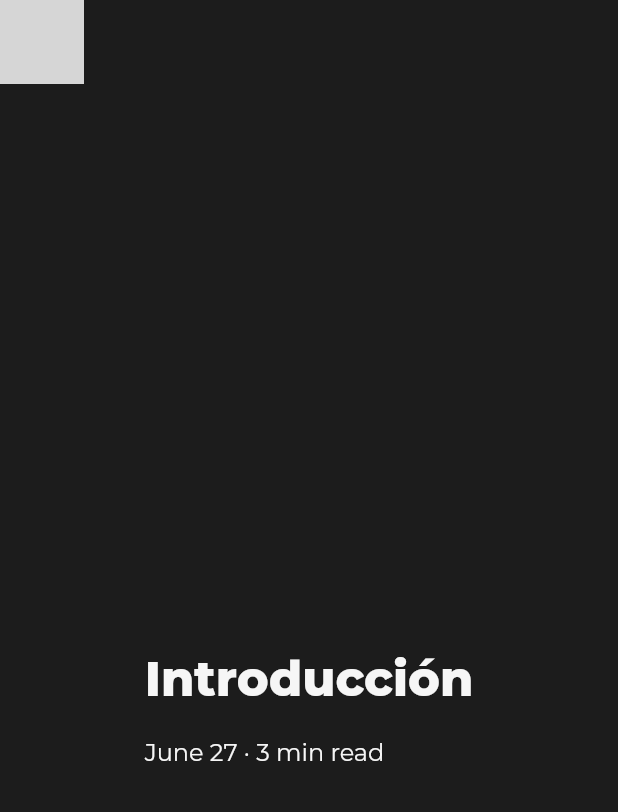
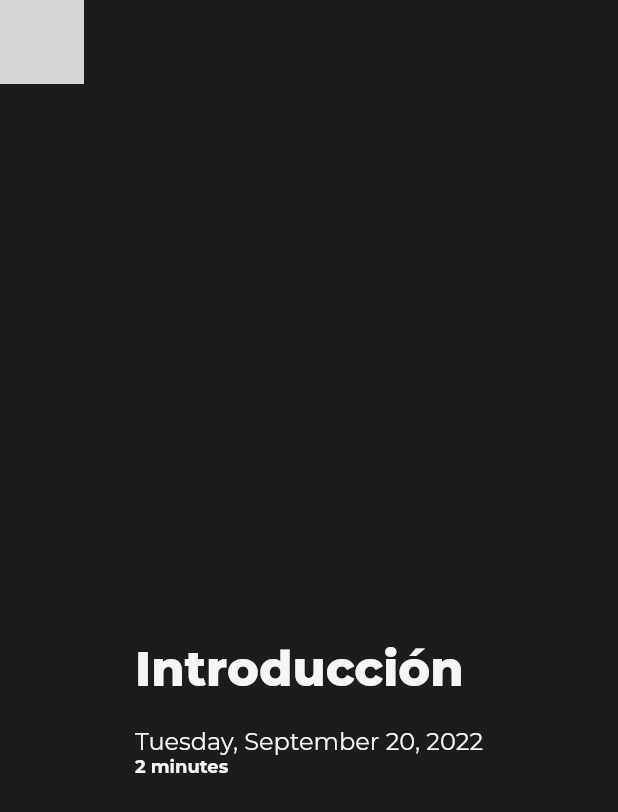
Before and after one commit to themonkslab/the_monsklab_web, a Flutter app: the Article screen opened directly with empty values, on a phone screen of 412 x 824 dp. Shown: the top 812 px of the screen. Run offline on Flutter 3.47's test engine with Material 2 defaults, Android fonts, the phone set to English and light mode, and no system bars; our stand-ins replace beamer, flutter_markdown, flutter_svg, google_fonts; grey boxes are pictures that could not be loaded.

Commit message:
add package Intl, fix hardcoded ArticleHeader

```diff
--- a/lib/src/constants/courses/limitless.dart
+++ b/lib/src/constants/courses/limitless.dart
@@ -21,6 +21,7 @@ final limitless = AppCourse(
           description: '',
           author: const AppAuthor(name: 'Mau Di Bert', picture: ''),
           published: DateTime.now(),
+          readingTime: '2 minutes',
           content: '''
 # Introducción
 
@@ -48,6 +49,7 @@ La misión de este libro es concederte ese deseo.
               'Ilimitado: el acto o proceso de dejar de lado las percepciones inexactas y restrictivas del potencial de uno y abrazar la realidad de que, con la mentalidad, la motivación y los métodos correctos, no hay limitaciones.',
           author: const AppAuthor(name: 'Mau Di Bert', picture: ''),
           published: DateTime.now(),
+          readingTime: '2 minutes',
           content: '''
 # Convertirse en ilimitado
 
@@ -80,6 +82,7 @@ Te ayudaré a volverte ilimitado a tu manera, dentro del marco de las tres área
               'Todos tenemos superpoderes increíbles que esperan ser despertados. Pero esos superpoderes tiene enemigos.',
           author: const AppAuthor(name: 'Mau Di Bert', picture: ''),
           published: DateTime.now(),
+          readingTime: '2 minutes',
           content: '''
 # Por qué esto importa ahora
 
@@ -125,6 +128,7 @@ Me encanta el lado luminoso de la tecnología pero como cualquier herramienta, n
               'Naciste con la última tecnología, la mayor superpotencia.',
           author: const AppAuthor(name: 'Mau Di Bert', picture: ''),
           published: DateTime.now(),
+          readingTime: '2 minutes',
           content: '''
 # Tu cerebro ilimitado
 
@@ -168,6 +172,7 @@ Todo lo que tenemos que hacer es __actualizar tu cerebro__ y __una de mis formas
               'Aquí hay algunas recomendaciones sobre cómo aprovechar al máximo este y cada libro que leas',
           author: const AppAuthor(name: 'Mau Di Bert', picture: ''),
           published: DateTime.now(),
+          readingTime: '2 minutes',
           content: '''
 # Cómo leer y recordar este (y cualquier otro) libro
 
@@ -257,6 +262,7 @@ En lugar de leer pasivamente, considera estas preguntas a medida que asimiles lo
               'Mentalidad:Las creencias, actitudes y suposiciones profundamente arraigadas que creamos sobre quiénes somos, cómo funciona el mundo, de qué somos capaces, qué merecemos y qué es posible.',
           author: const AppAuthor(name: 'Mau Di Bert', picture: ''),
           published: DateTime.now(),
+          readingTime: '2 minutes',
           content: '''
 # Mentalidad sin límites
 
@@ -283,6 +289,7 @@ En los próximos capítulos __descubrirás de dónde vienen estas mentiras__, c
               'Por qué tus creencias tienen tanto efecto en tu vida? Por qué las creencias limitantes te impiden alcanzar tus metas? Cómo rechazarlas?',
           author: const AppAuthor(name: 'Mau Di Bert', picture: ''),
           published: DateTime.now(),
+          readingTime: '2 minutes',
           content: '''
 # El hechizo de los sistemas de creencias
 
--- a/lib/src/features/article/presentation/article_header.dart
+++ b/lib/src/features/article/presentation/article_header.dart
@@ -14,7 +14,7 @@ class ArticleHeader extends StatelessWidget {
 
   @override
   Widget build(BuildContext context) {
-    final deviceHeight = MediaQuery.of(context).size.height;
+    final deviceHeight = context.height;
     final screenType = context.getScreenType();
 
     if (screenType == ScreenType.phone || screenType == ScreenType.tablet) {
@@ -43,11 +43,18 @@ class ArticleHeader extends StatelessWidget {
                   ),
                 gapH20,
                 Text(
-                  'June 27 · 3 min read'.hardcoded,
+                  chapter.published.toReadable,
                   style: AppTextStyles.caption.copyWith(
                     color: AppColors.white,
                   ),
                 ),
+                if (chapter.readingTime != null)
+                  Text(
+                    chapter.readingTime!,
+                    style: AppTextStyles.captionMini.copyWith(
+                      color: AppColors.white,
+                    ),
+                  ),
               ],
             ),
           ),
@@ -80,11 +87,18 @@ class ArticleHeader extends StatelessWidget {
                   ),
                 gapH20,
                 Text(
-                  'June 27 · 3 min read'.hardcoded,
+                  chapter.published.toReadable,
                   style: AppTextStyles.caption.copyWith(
                     color: AppColors.white,
                   ),
                 ),
+                if (chapter.readingTime != null)
+                  Text(
+                    chapter.readingTime!,
+                    style: AppTextStyles.captionMini.copyWith(
+                      color: AppColors.white,
+                    ),
+                  ),
               ],
             ),
           ),
--- a/lib/src/ui/text_styles.dart
+++ b/lib/src/ui/text_styles.dart
@@ -96,6 +96,13 @@ class AppTextStyles {
     fontWeight: FontWeight.w400,
   ));
 
+  static final captionMini = GoogleFonts.montserrat(
+      textStyle: const TextStyle(
+    fontSize: 12.0,
+    height: 1.2,
+    fontWeight: FontWeight.w700,
+  ));
+
   static final hypertext = GoogleFonts.montserrat(
       textStyle: const TextStyle(
     fontSize: 20.0,
--- a/lib/src/utils/extensions.dart
+++ b/lib/src/utils/extensions.dart
@@ -1,4 +1,5 @@
 import 'package:flutter/material.dart';
+import 'package:intl/intl.dart';
 
 enum ScreenType {
   phone(500),
@@ -10,6 +11,7 @@ enum ScreenType {
   const ScreenType(this.width);
 }
 
+/// Easy access to UI common functions
 extension UIHelpers on BuildContext {
   double get width => MediaQuery.of(this).size.width;
   double get height => MediaQuery.of(this).size.height;
@@ -25,6 +27,10 @@ extension UIHelpers on BuildContext {
 
 /// A simple placeholder that can be used to search all the hardcoded strings
 /// in the code (useful to identify strings that need to be localized).
-extension StringHardcoded on String {
+extension StringX on String {
   String get hardcoded => this;
 }
+
+extension DateTimeX on DateTime {
+  String get toReadable => DateFormat.yMMMMEEEEd().format(this);
+}
--- a/pubspec.yaml
+++ b/pubspec.yaml
@@ -20,6 +20,7 @@ dependencies:
   freezed_annotation: ^2.0.3
   google_fonts: ^3.0.1
   http_mock_adapter: ^0.3.2
+  intl: ^0.17.0
   json_serializable: ^6.2.0
   mocktail: ^0.3.0
   rxdart: ^0.27.4
```
Also changed, not shown: pubspec.lock.
